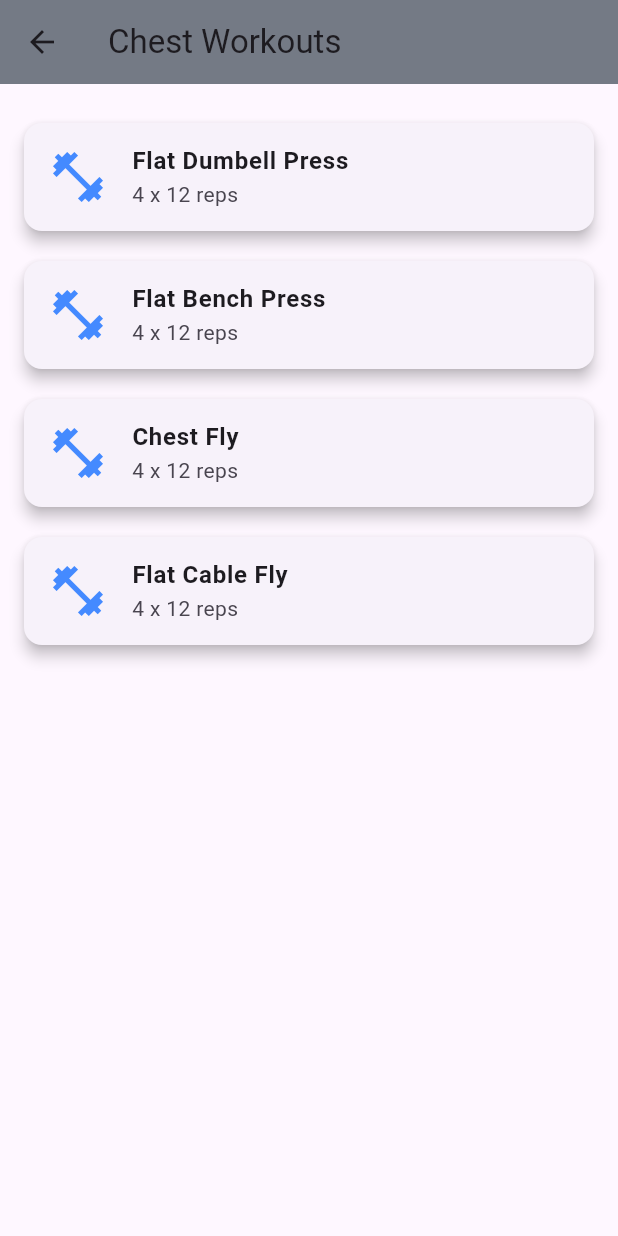
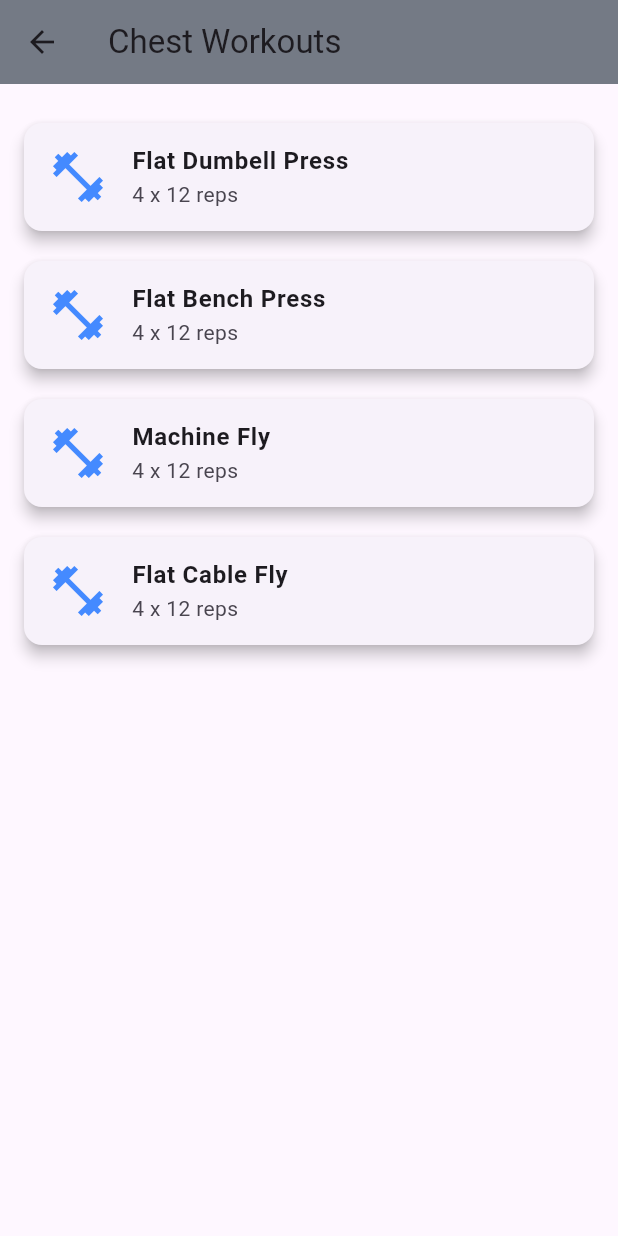
Before and after one commit to FelixJon17/UTS_MOBILEPROGRAMMING_KELOMPOK8, a Flutter app: the MiddleChestScreen screen opened directly, on a phone screen of 412 x 824 dp. Run offline on Flutter 3.47's test engine with Material 3 defaults, Android fonts, the phone set to English and light mode, and no system bars; our stand-ins replace shared_preferences; accounts and stored records are empty.

Commit message:
ganti nama

```diff
--- a/lib/screen/gym_workouts/1. chest_workout/2. middle_chest_screen.dart
+++ b/lib/screen/gym_workouts/1. chest_workout/2. middle_chest_screen.dart
@@ -23,7 +23,7 @@ class MiddleChestScreen extends StatelessWidget {
               description: '4 x 12 reps',
             ),
             MiddleChestTile(
-              title: 'Chest Fly',
+              title: 'Machine Fly',
               description: '4 x 12 reps',
             ),
             MiddleChestTile(
```
